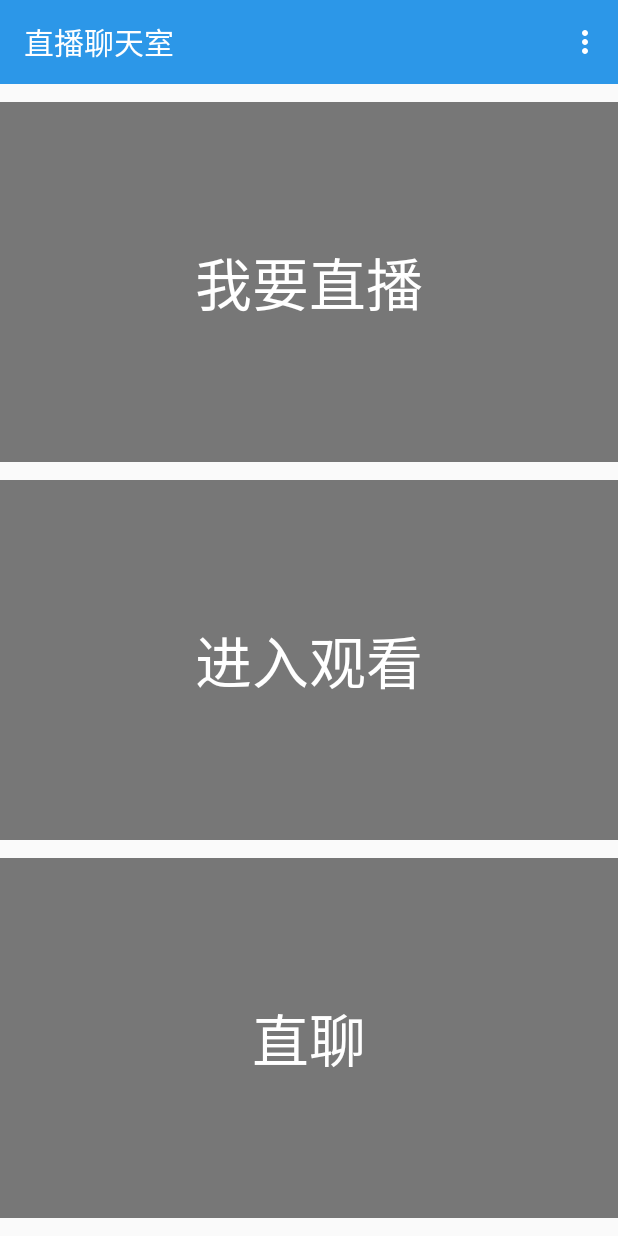
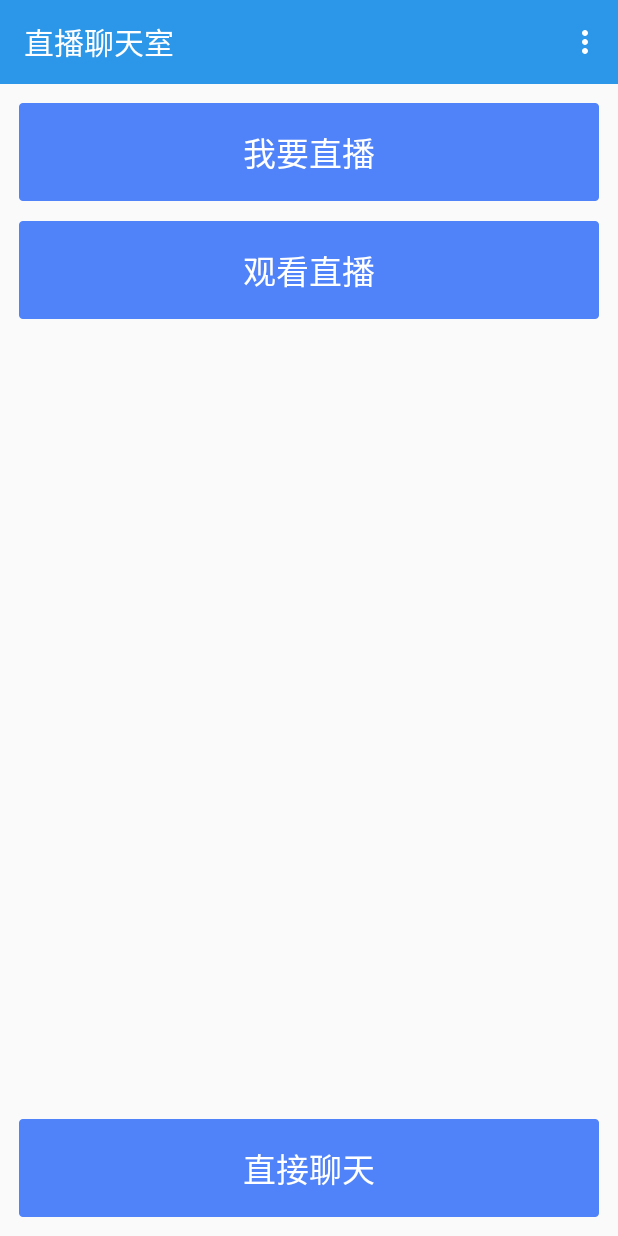
Before and after one commit to battleground/chatroom, an Android app: the MainActivity screen opened directly, with no data from a screen before it, on a phone screen of 412 x 824 dp. Run offline under Robolectric (Android 15) with nearby library versions, the phone set to English and light mode, and no system bars; our stand-ins replace ButterKnife; libraries missing offline, so code that uses them is left out: com.abooc.plugin, com.gun0912.tedpermission, com.zhy.http; 2 statements that could not run were skipped.

Commit message:
修改：优化首页

```diff
--- a/live/src/main/res/layout/activity_main2.xml
+++ b/live/src/main/res/layout/activity_main2.xml
@@ -11,14 +11,16 @@
         android:id="@+id/button"
         android:layout_width="match_parent"
         android:layout_height="wrap_content"
-        android:layout_weight="1"
-        android:layout_marginTop="12dp">
+        android:layout_marginTop="12dp"
+        android:layout_marginLeft="12dp"
+        android:layout_marginRight="12dp"
+        android:background="@drawable/ic_main_bg">
 
         <ImageView
             android:layout_width="match_parent"
             android:layout_height="match_parent"
             android:scaleType="fitXY"
-            android:src="#777" />
+            android:src="#00000777" />
 
         <TextView
             android:layout_width="match_parent"
@@ -30,21 +32,23 @@
             android:shadowDy="4"
             android:text="我要直播"
             android:textColor="#FFF"
-            android:textSize="38sp"
+            android:textSize="22sp"
             android:id="@+id/textView"/>
     </FrameLayout>
 
     <FrameLayout
         android:layout_width="match_parent"
         android:layout_height="wrap_content"
-        android:layout_weight="1"
-        android:layout_marginTop="12dp">
+        android:layout_marginTop="12dp"
+        android:layout_marginLeft="12dp"
+        android:layout_marginRight="12dp"
+        android:background="@drawable/ic_main_bg">
 
         <ImageView
             android:layout_width="match_parent"
             android:layout_height="match_parent"
             android:scaleType="fitXY"
-            android:src="#777" />
+            android:src="#00000777" />
 
         <TextView
             android:id="@+id/button2"
@@ -55,23 +59,30 @@
             android:shadowColor="#000"
             android:shadowDx="4"
             android:shadowDy="4"
-            android:text="进入观看"
+            android:text="观看直播"
             android:textColor="#FFF"
-            android:textSize="38sp" />
+            android:textSize="22sp" />
     </FrameLayout>
+
+    <TextView
+        android:layout_width="wrap_content"
+        android:layout_height="wrap_content"
+        android:layout_weight="1"/>
 
     <FrameLayout
         android:layout_width="match_parent"
         android:layout_height="wrap_content"
-        android:layout_weight="1"
         android:layout_marginTop="12dp"
-        android:layout_marginBottom="12dp">
+        android:layout_marginBottom="12dp"
+        android:layout_marginLeft="12dp"
+        android:layout_marginRight="12dp"
+        android:background="@drawable/ic_main_bg">
 
         <ImageView
             android:layout_width="match_parent"
             android:layout_height="match_parent"
             android:scaleType="fitXY"
-            android:src="#777" />
+            android:src="#00000777" />
 
         <TextView
             android:id="@+id/button3"
@@ -82,8 +93,8 @@
             android:shadowColor="#000"
             android:shadowDx="4"
             android:shadowDy="4"
-            android:text="直聊"
+            android:text="直接聊天"
             android:textColor="#FFF"
-            android:textSize="38sp" />
+            android:textSize="22sp" />
     </FrameLayout>
 </LinearLayout>
```
Also changed, not shown: live/src/main/res/drawable-xxhdpi/ic_main_bg.9.png (added).
